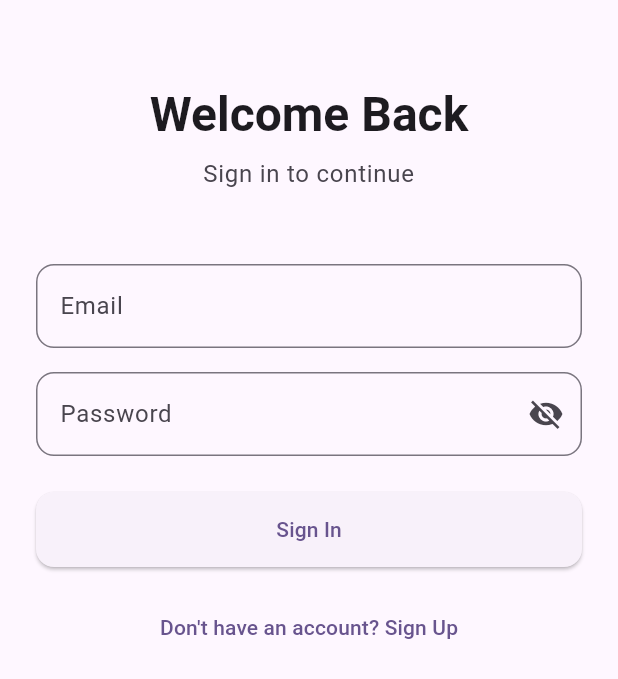
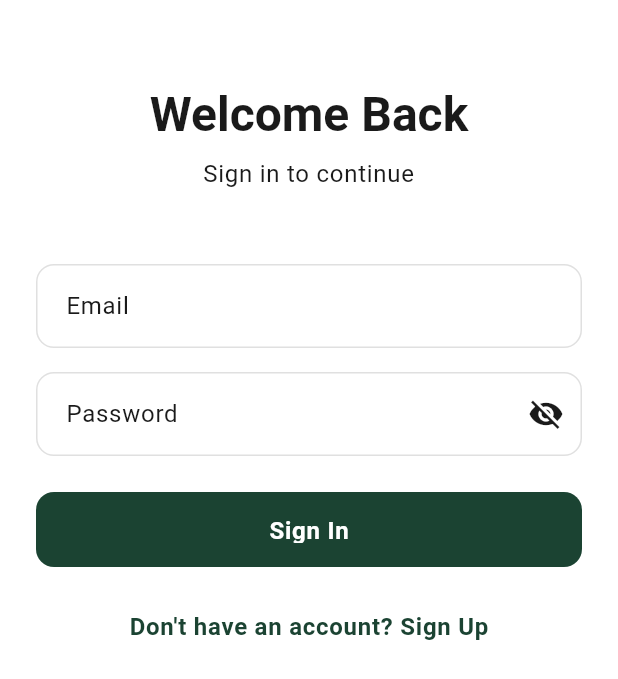
Before and after one commit to Kikolator/savage_coworking, a Flutter app: the screen it shows after launch, on a phone screen of 412 x 824 dp. Shown: the top 679 px of the screen. Run offline on Flutter 3.47's test engine with Material 3 defaults, Android fonts, the phone set to English and light mode, and no system bars; our stand-ins replace cloud_firestore, firebase_auth, firebase_core, flutter_riverpod, freezed_annotation, go_router and 1 more; accounts and stored records are empty; statements that could not run were skipped.

Commit message:
feat(theme): implement Material 3 theme with forest green and glass cards
- Add comprehensive theme system with forest green primary color
- Implement glass-style card decorations with subtle blur effects
- Create reusable GlassCard widget for consistent glassmorphism
- Update bottom navigation bar to follow M3/Cupertino best practices
- Add web platform detection to use Material 3 on web regardless of OS
- Improve accessibility with proper tooltips and icon states

````diff
--- /dev/null
+++ b/lib/core/theme/app_colors.dart
@@ -0,0 +1,43 @@
+import 'package:flutter/material.dart';
+
+/// App color constants for the light theme.
+/// Colors are organized to support future dark theme implementation.
+class AppColors {
+  AppColors._();
+
+  // Primary colors - Forest green theme
+  static const Color primaryGreen = Color(0xFF1B4332);
+  static const Color primaryGreenLight = Color(0xFF2D5016);
+  static const Color primaryGreenDark = Color(0xFF081C15);
+  static const Color primaryGreenVariant = Color(0xFF40916C);
+
+  // Background colors
+  static const Color backgroundWhite = Color(0xFFFFFFFF);
+  static const Color surfaceWhite = Color(0xFFFAFAFA);
+
+  // Text colors
+  static const Color textPrimary = Color(0xFF1A1A1A);
+  static const Color textSecondary = Color(0xFF6B6B6B);
+  static const Color textTertiary = Color(0xFF9E9E9E);
+
+  // Border and divider colors
+  static const Color borderLight = Color(0xFFE0E0E0);
+  static const Color borderSubtle = Color(0xFFF0F0F0);
+  static const Color divider = Color(0xFFE5E5E5);
+
+  // Glass effect colors (semi-transparent)
+  static Color glassBackground = Colors.white.withOpacity(0.75);
+  static Color glassBorder = Colors.white.withOpacity(0.3);
+  static Color glassOverlay = Colors.white.withOpacity(0.1);
+
+  // Semantic colors
+  static const Color error = Color(0xFFD32F2F);
+  static const Color success = Color(0xFF2E7D32);
+  static const Color warning = Color(0xFFF57C00);
+  static const Color info = Color(0xFF1976D2);
+
+  // Interactive states
+  static const Color hoverOverlay = Color(0x0A000000);
+  static const Color pressedOverlay = Color(0x14000000);
+  static const Color focusOverlay = Color(0x1A1B4332);
+}
--- /dev/null
+++ b/lib/core/theme/app_theme.dart
@@ -0,0 +1,349 @@
+import 'package:flutter/material.dart';
+import 'app_colors.dart';
+
+/// App theme configuration for light and dark themes.
+class AppTheme {
+  AppTheme._();
+
+  /// Light theme with forest green primary color, white background,
+  /// and subtle glass-style card decorations.
+  static ThemeData get lightTheme {
+    final colorScheme = ColorScheme.light(
+      primary: AppColors.primaryGreen,
+      primaryContainer: AppColors.primaryGreenLight,
+      secondary: AppColors.primaryGreenVariant,
+      surface: AppColors.surfaceWhite,
+      background: AppColors.backgroundWhite,
+      error: AppColors.error,
+      onPrimary: Colors.white,
+      onSecondary: Colors.white,
+      onSurface: AppColors.textPrimary,
+      onBackground: AppColors.textPrimary,
+      onError: Colors.white,
+      outline: AppColors.borderLight,
+      outlineVariant: AppColors.borderSubtle,
+    );
+
+    return ThemeData(
+      useMaterial3: true,
+      colorScheme: colorScheme,
+      scaffoldBackgroundColor: AppColors.backgroundWhite,
+
+      // Typography
+      textTheme: _buildTextTheme(colorScheme),
+      typography: Typography.material2021(),
+
+      // AppBar theme
+      appBarTheme: AppBarTheme(
+        backgroundColor: AppColors.backgroundWhite,
+        foregroundColor: AppColors.textPrimary,
+        elevation: 0,
+        centerTitle: false,
+        titleTextStyle: TextStyle(
+          fontSize: 20,
+          fontWeight: FontWeight.w600,
+          color: AppColors.textPrimary,
+          letterSpacing: -0.5,
+        ),
+        iconTheme: IconThemeData(color: AppColors.textPrimary, size: 24),
+      ),
+
+      // Card theme with subtle glass effect
+      cardTheme: CardThemeData(
+        color: AppColors.glassBackground,
+        elevation: 0,
+        shape: RoundedRectangleBorder(
+          borderRadius: BorderRadius.circular(16),
+          side: BorderSide(color: AppColors.glassBorder, width: 1),
+        ),
+        margin: const EdgeInsets.symmetric(horizontal: 16, vertical: 8),
+      ),
+
+      // Elevated button theme
+      elevatedButtonTheme: ElevatedButtonThemeData(
+        style: ElevatedButton.styleFrom(
+          backgroundColor: AppColors.primaryGreen,
+          foregroundColor: Colors.white,
+          elevation: 0,
+          padding: const EdgeInsets.symmetric(horizontal: 24, vertical: 16),
+          shape: RoundedRectangleBorder(
+            borderRadius: BorderRadius.circular(12),
+          ),
+          textStyle: const TextStyle(
+            fontSize: 16,
+            fontWeight: FontWeight.w600,
+            letterSpacing: 0.5,
+          ),
+        ),
+      ),
+
+      // Filled button theme
+      filledButtonTheme: FilledButtonThemeData(
+        style: FilledButton.styleFrom(
+          backgroundColor: AppColors.primaryGreen,
+          foregroundColor: Colors.white,
+          padding: const EdgeInsets.symmetric(horizontal: 24, vertical: 16),
+          shape: RoundedRectangleBorder(
+            borderRadius: BorderRadius.circular(12),
+          ),
+          textStyle: const TextStyle(
+            fontSize: 16,
+            fontWeight: FontWeight.w600,
+            letterSpacing: 0.5,
+          ),
+        ),
+      ),
+
+      // Outlined button theme
+      outlinedButtonTheme: OutlinedButtonThemeData(
+        style: OutlinedButton.styleFrom(
+          foregroundColor: AppColors.primaryGreen,
+          padding: const EdgeInsets.symmetric(horizontal: 24, vertical: 16),
+          side: BorderSide(color: AppColors.primaryGreen, width: 1.5),
+          shape: RoundedRectangleBorder(
+            borderRadius: BorderRadius.circular(12),
+          ),
+          textStyle: const TextStyle(
+            fontSize: 16,
+            fontWeight: FontWeight.w600,
+            letterSpacing: 0.5,
+          ),
+        ),
+      ),
+
+      // Text button theme
+      textButtonTheme: TextButtonThemeData(
+        style: TextButton.styleFrom(
+          foregroundColor: AppColors.primaryGreen,
+          padding: const EdgeInsets.symmetric(horizontal: 16, vertical: 12),
+          shape: RoundedRectangleBorder(borderRadius: BorderRadius.circular(8)),
+          textStyle: const TextStyle(
+            fontSize: 16,
+            fontWeight: FontWeight.w600,
+            letterSpacing: 0.5,
+          ),
+        ),
+      ),
+
+      // Input decoration theme
+      inputDecorationTheme: InputDecorationTheme(
+        filled: true,
+        fillColor: AppColors.glassBackground,
+        border: OutlineInputBorder(
+          borderRadius: BorderRadius.circular(12),
+          borderSide: BorderSide(color: AppColors.borderLight, width: 1),
+        ),
+        enabledBorder: OutlineInputBorder(
+          borderRadius: BorderRadius.circular(12),
+          borderSide: BorderSide(color: AppColors.borderLight, width: 1),
+        ),
+        focusedBorder: OutlineInputBorder(
+          borderRadius: BorderRadius.circular(12),
+          borderSide: BorderSide(color: AppColors.primaryGreen, width: 2),
+        ),
+        errorBorder: OutlineInputBorder(
+          borderRadius: BorderRadius.circular(12),
+          borderSide: BorderSide(color: AppColors.error, width: 1),
+        ),
+        focusedErrorBorder: OutlineInputBorder(
+          borderRadius: BorderRadius.circular(12),
+          borderSide: BorderSide(color: AppColors.error, width: 2),
+        ),
+        contentPadding: const EdgeInsets.symmetric(
+          horizontal: 16,
+          vertical: 16,
+        ),
+        hintStyle: TextStyle(color: AppColors.textTertiary, fontSize: 16),
+      ),
+
+      // Divider theme
+      dividerTheme: DividerThemeData(
+        color: AppColors.divider,
+        thickness: 1,
+        space: 1,
+      ),
+
+      // Icon theme
+      iconTheme: IconThemeData(color: AppColors.textPrimary, size: 24),
+
+      // Floating action button theme
+      floatingActionButtonTheme: FloatingActionButtonThemeData(
+        backgroundColor: AppColors.primaryGreen,
+        foregroundColor: Colors.white,
+        elevation: 2,
+        shape: RoundedRectangleBorder(borderRadius: BorderRadius.circular(16)),
+      ),
+
+      // Bottom navigation bar theme
+      bottomNavigationBarTheme: BottomNavigationBarThemeData(
+        backgroundColor: AppColors.backgroundWhite,
+        selectedItemColor: AppColors.primaryGreen,
+        unselectedItemColor: AppColors.textTertiary,
+        selectedLabelStyle: const TextStyle(
+          fontSize: 12,
+          fontWeight: FontWeight.w600,
+        ),
+        unselectedLabelStyle: const TextStyle(
+          fontSize: 12,
+          fontWeight: FontWeight.w400,
+        ),
+        type: BottomNavigationBarType.fixed,
+        elevation: 8,
+      ),
+
+      // Chip theme
+      chipTheme: ChipThemeData(
+        backgroundColor: AppColors.glassBackground,
+        selectedColor: AppColors.primaryGreen,
+        labelStyle: TextStyle(color: AppColors.textPrimary, fontSize: 14),
+        secondaryLabelStyle: const TextStyle(color: Colors.white, fontSize: 14),
+        padding: const EdgeInsets.symmetric(horizontal: 12, vertical: 8),
+        shape: RoundedRectangleBorder(
+          borderRadius: BorderRadius.circular(8),
+          side: BorderSide(color: AppColors.borderLight, width: 1),
+        ),
+      ),
+
+      // Dialog theme
+      dialogTheme: DialogThemeData(
+        backgroundColor: AppColors.backgroundWhite,
+        elevation: 8,
+        shape: RoundedRectangleBorder(borderRadius: BorderRadius.circular(20)),
+        titleTextStyle: TextStyle(
+          fontSize: 20,
+          fontWeight: FontWeight.w600,
+          color: AppColors.textPrimary,
+        ),
+        contentTextStyle: TextStyle(
+          fontSize: 16,
+          color: AppColors.textSecondary,
+        ),
+      ),
+
+      // Snackbar theme
+      snackBarTheme: SnackBarThemeData(
+        backgroundColor: AppColors.textPrimary,
+        contentTextStyle: const TextStyle(color: Colors.white, fontSize: 14),
+        shape: RoundedRectangleBorder(borderRadius: BorderRadius.circular(8)),
+        behavior: SnackBarBehavior.floating,
+      ),
+    );
+  }
+
+  /// Dark theme (placeholder for future implementation).
+  static ThemeData get darkTheme {
+    // TODO: Implement dark theme
+    return lightTheme;
+  }
+
+  /// Build text theme with clean, minimalistic typography.
+  static TextTheme _buildTextTheme(ColorScheme colorScheme) {
+    return TextTheme(
+      displayLarge: TextStyle(
+        fontSize: 57,
+        fontWeight: FontWeight.w400,
+        color: AppColors.textPrimary,
+        letterSpacing: -0.25,
+        height: 1.12,
+      ),
+      displayMedium: TextStyle(
+        fontSize: 45,
+        fontWeight: FontWeight.w400,
+        color: AppColors.textPrimary,
+        letterSpacing: 0,
+        height: 1.16,
+      ),
+      displaySmall: TextStyle(
+        fontSize: 36,
+        fontWeight: FontWeight.w400,
+        color: AppColors.textPrimary,
+        letterSpacing: 0,
+        height: 1.22,
+      ),
+      headlineLarge: TextStyle(
+        fontSize: 32,
+        fontWeight: FontWeight.w600,
+        color: AppColors.textPrimary,
+        letterSpacing: 0,
+        height: 1.25,
+      ),
+      headlineMedium: TextStyle(
+        fontSize: 28,
+        fontWeight: FontWeight.w600,
+        color: AppColors.textPrimary,
+        letterSpacing: 0,
+        height: 1.29,
+      ),
+      headlineSmall: TextStyle(
+        fontSize: 24,
+        fontWeight: FontWeight.w600,
+        color: AppColors.textPrimary,
+        letterSpacing: 0,
+        height: 1.33,
+      ),
+      titleLarge: TextStyle(
+        fontSize: 22,
+        fontWeight: FontWeight.w600,
+        color: AppColors.textPrimary,
+        letterSpacing: 0,
+        height: 1.27,
+      ),
+      titleMedium: TextStyle(
+        fontSize: 16,
+        fontWeight: FontWeight.w600,
+        color: AppColors.textPrimary,
+        letterSpacing: 0.15,
+        height: 1.5,
+      ),
+      titleSmall: TextStyle(
+        fontSize: 14,
+        fontWeight: FontWeight.w600,
+        color: AppColors.textPrimary,
+        letterSpacing: 0.1,
+        height: 1.43,
+      ),
+      bodyLarge: TextStyle(
+        fontSize: 16,
+        fontWeight: FontWeight.w400,
+        color: AppColors.textPrimary,
+        letterSpacing: 0.5,
+        height: 1.5,
+      ),
+      bodyMedium: TextStyle(
+        fontSize: 14,
+        fontWeight: FontWeight.w400,
+        color: AppColors.textPrimary,
+        letterSpacing: 0.25,
+        height: 1.43,
+      ),
+      bodySmall: TextStyle(
+        fontSize: 12,
+        fontWeight: FontWeight.w400,
+        color: AppColors.textSecondary,
+        letterSpacing: 0.4,
+        height: 1.33,
+      ),
+      labelLarge: TextStyle(
+        fontSize: 14,
+        fontWeight: FontWeight.w600,
+        color: AppColors.textPrimary,
+        letterSpacing: 0.1,
+        height: 1.43,
+      ),
+      labelMedium: TextStyle(
+        fontSize: 12,
+        fontWeight: FontWeight.w600,
+        color: AppColors.textPrimary,
+        letterSpacing: 0.5,
+        height: 1.33,
+      ),
+      labelSmall: TextStyle(
+        fontSize: 11,
+        fontWeight: FontWeight.w600,
+        color: AppColors.textSecondary,
+        letterSpacing: 0.5,
+        height: 1.27,
+      ),
+    );
+  }
+}
--- /dev/null
+++ b/lib/core/theme/glass_card.dart
@@ -0,0 +1,102 @@
+import 'dart:ui';
+import 'package:flutter/material.dart';
+import 'app_colors.dart';
+
+/// A reusable glass-style card widget with subtle blur and transparency.
+///
+/// This widget creates a card with a glassmorphism effect:
+/// - Semi-transparent background
+/// - Subtle backdrop blur
+/// - Soft border
+/// - Minimal shadow
+///
+/// Example usage:
+/// ```dart
+/// GlassCard(
+///   child: Text('Content here'),
+/// )
+/// ```
+class GlassCard extends StatelessWidget {
+  /// The child widget to display inside the card.
+  final Widget child;
+
+  /// Optional padding around the child.
+  final EdgeInsetsGeometry? padding;
+
+  /// Optional margin around the card.
+  final EdgeInsetsGeometry? margin;
+
+  /// Border radius for the card corners.
+  final double borderRadius;
+
+  /// Optional width constraint.
+  final double? width;
+
+  /// Optional height constraint.
+  final double? height;
+
+  /// Optional onTap callback to make the card tappable.
+  final VoidCallback? onTap;
+
+  /// Blur sigma value for the backdrop filter.
+  /// Lower values create more subtle blur effects.
+  final double blurSigma;
+
+  /// Background opacity for the glass effect.
+  /// Higher values make the card more opaque.
+  final double backgroundOpacity;
+
+  const GlassCard({
+    super.key,
+    required this.child,
+    this.padding,
+    this.margin,
+    this.borderRadius = 16,
+    this.width,
+    this.height,
+    this.onTap,
+    this.blurSigma = 5.0,
+    this.backgroundOpacity = 0.75,
+  });
+
+  @override
+  Widget build(BuildContext context) {
+    final cardContent = Container(
+      width: width,
+      height: height,
+      margin: margin ?? const EdgeInsets.symmetric(horizontal: 16, vertical: 8),
+      decoration: BoxDecoration(
+        color: Colors.white.withOpacity(backgroundOpacity),
+        borderRadius: BorderRadius.circular(borderRadius),
+        border: Border.all(color: AppColors.glassBorder, width: 1),
+        boxShadow: [
+          BoxShadow(
+            color: Colors.black.withOpacity(0.05),
+            blurRadius: 10,
+            offset: const Offset(0, 2),
+          ),
+        ],
+      ),
+      child: ClipRRect(
+        borderRadius: BorderRadius.circular(borderRadius),
+        child: BackdropFilter(
+          filter: ImageFilter.blur(sigmaX: blurSigma, sigmaY: blurSigma),
+          child: Padding(
+            padding: padding ?? const EdgeInsets.all(16),
+            child: child,
+          ),
+        ),
+      ),
+    );
+
+    if (onTap != null) {
+      return InkWell(
+        onTap: onTap,
+        borderRadius: BorderRadius.circular(borderRadius),
+        child: cardContent,
+      );
+    }
+
+    return cardContent;
+  }
+}
--- a/lib/features/dashboard/widgets/bottom_nav_bar.dart
+++ b/lib/features/dashboard/widgets/bottom_nav_bar.dart
@@ -1,16 +1,38 @@
 import 'package:flutter/cupertino.dart';
+import 'package:flutter/foundation.dart' show kIsWeb;
 import 'package:flutter/material.dart';
 import 'package:go_router/go_router.dart';
 
 import '../../../app/router/app_route.dart';
 
+/// Bottom navigation bar widget that adapts to platform (Material/Cupertino).
+///
+/// Platform detection logic:
+/// - Web: Always uses Material 3 (regardless of underlying OS)
+/// - Native iOS/macOS: Uses Cupertino style
+/// - Native Android/other: Uses Material 3
+///
+/// Follows Material 3 and Cupertino design guidelines:
+/// - Fixed type navigation (M3 best practice)
+/// - Proper icon sizing (24dp)
+/// - Minimum touch targets (48x48dp)
+/// - Proper spacing and padding
+/// - Accessibility support
 class BottomNavBar extends StatelessWidget {
   const BottomNavBar({super.key});
 
   @override
   Widget build(BuildContext context) {
     final currentLocation = GoRouterState.of(context).matchedLocation;
-    final isApplePlatform = Theme.of(context).platform == TargetPlatform.iOS ||
+
+    // Web always uses Material 3, regardless of underlying OS
+    if (kIsWeb) {
+      return _buildMaterialNavBar(context, currentLocation);
+    }
+
+    // For native apps, check platform
+    final isApplePlatform =
+        Theme.of(context).platform == TargetPlatform.iOS ||
         Theme.of(context).platform == TargetPlatform.macOS;
 
     if (isApplePlatform) {
@@ -20,54 +42,90 @@ class BottomNavBar extends StatelessWidget {
     }
   }
 
+  /// Builds Material 3 bottom navigation bar.
+  ///
+  /// Uses fixed type (M3 best practice) and follows theme configuration.
   Widget _buildMaterialNavBar(BuildContext context, String currentLocation) {
-    return BottomNavigationBar(
+    final currentIndex = _getCurrentIndex(currentLocation);
+
+    return SafeArea(
+      child: BottomNavigationBar(
+        // Use fixed type for M3 (not shifting)
         type: BottomNavigationBarType.fixed,
-      currentIndex: _getCurrentIndex(currentLocation),
+        currentIndex: currentIndex,
         onTap: (index) => _onItemTapped(context, index),
+        // Theme colors are applied automatically via bottomNavigationBarTheme
+        // Explicitly set icon size to 24dp (M3 standard)
+        iconSize: 24,
+        // Ensure proper spacing between items
+        selectedFontSize: 12,
+        unselectedFontSize: 12,
+        // Minimum touch target is handled by BottomNavigationBar (48dp height)
         items: const [
           BottomNavigationBarItem(
-          icon: Icon(Icons.home),
+            icon: Icon(Icons.home_outlined),
+            activeIcon: Icon(Icons.home),
             label: 'Home',
+            tooltip: 'Home',
           ),
           BottomNavigationBarItem(
-          icon: Icon(Icons.desktop_windows),
+            icon: Icon(Icons.desktop_windows_outlined),
+            activeIcon: Icon(Icons.desktop_windows),
             label: 'Hot Desk',
+            tooltip: 'Hot Desk Booking',
           ),
           BottomNavigationBarItem(
-          icon: Icon(Icons.calendar_today),
+            icon: Icon(Icons.calendar_today_outlined),
+            activeIcon: Icon(Icons.calendar_today),
             label: 'Bookings',
+            tooltip: 'Bookings',
           ),
           BottomNavigationBarItem(
-          icon: Icon(Icons.settings),
+            icon: Icon(Icons.settings_outlined),
+            activeIcon: Icon(Icons.settings),
             label: 'Settings',
+            tooltip: 'Settings',
           ),
         ],
+      ),
     );
   }
 
+  /// Builds Cupertino-style bottom navigation bar for iOS/macOS.
+  ///
+  /// Follows iOS Human Interface Guidelines with proper spacing and styling.
   Widget _buildCupertinoNavBar(BuildContext context, String currentLocation) {
-    return CupertinoTabBar(
-      currentIndex: _getCurrentIndex(currentLocation),
+    final currentIndex = _getCurrentIndex(currentLocation);
+
+    return SafeArea(
+      child: CupertinoTabBar(
+        currentIndex: currentIndex,
         onTap: (index) => _onItemTapped(context, index),
+        // CupertinoTabBar handles proper spacing automatically
+        // Icon size defaults to appropriate size for iOS
         items: const [
           BottomNavigationBarItem(
             icon: Icon(CupertinoIcons.house),
+            activeIcon: Icon(CupertinoIcons.house_fill),
             label: 'Home',
           ),
           BottomNavigationBarItem(
             icon: Icon(CupertinoIcons.desktopcomputer),
+            activeIcon: Icon(CupertinoIcons.desktopcomputer),
             label: 'Hot Desk',
           ),
           BottomNavigationBarItem(
             icon: Icon(CupertinoIcons.calendar),
+            activeIcon: Icon(CupertinoIcons.calendar),
             label: 'Bookings',
           ),
           BottomNavigationBarItem(
             icon: Icon(CupertinoIcons.settings),
+            activeIcon: Icon(CupertinoIcons.settings_solid),
             label: 'Settings',
           ),
         ],
+      ),
     );
   }
 
--- a/lib/main.dart
+++ b/lib/main.dart
@@ -3,6 +3,7 @@ import 'package:flutter/material.dart';
 import 'package:flutter_riverpod/flutter_riverpod.dart';
 
 import 'app/router/app_router.dart';
+import 'core/theme/app_theme.dart';
 import 'firebase_options.dart';
 import 'core/config/firebase_emulator_config.dart';
 import 'core/debug/debug_config.dart';
@@ -31,10 +32,8 @@ class MyApp extends ConsumerWidget {
 
     return MaterialApp.router(
       title: 'Savage Coworking',
-      theme: ThemeData(
-        colorScheme: ColorScheme.fromSeed(seedColor: Colors.deepPurple),
-        useMaterial3: true,
-      ),
+      theme: AppTheme.lightTheme,
+      darkTheme: AppTheme.darkTheme,
       routerConfig: router,
     );
   }
````
Also changed, not shown: 1 other file. Lines whose indentation alone changed are shown as unchanged.
